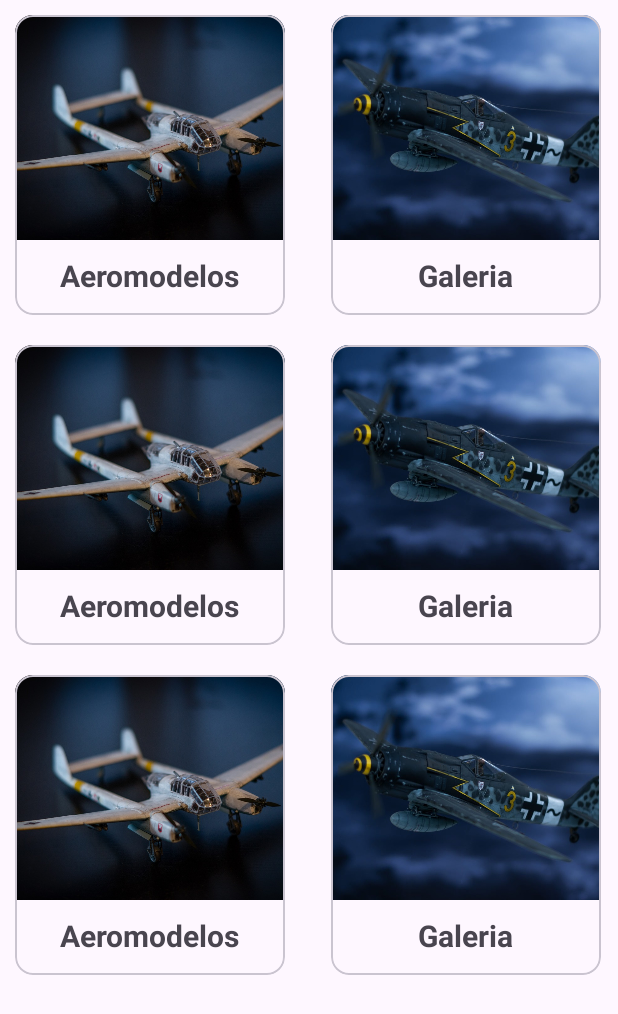
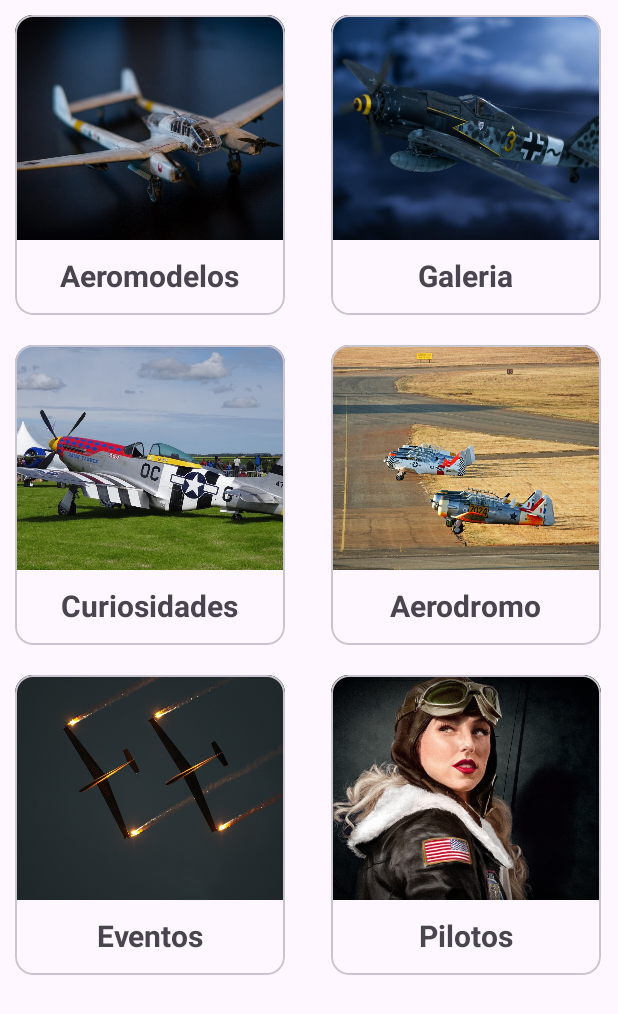
Before and after one commit to luislobo98/MyApp, an Android app: the MenuPrincipalActivity screen opened directly, with no data from a screen before it, on a phone screen of 412 x 824 dp. Shown: the top 1014 px of the screen. Run offline under Robolectric (Android 15) with nearby library versions, the phone set to English and light mode, and no system bars.

Commit message:
galeria2

```diff
--- a/app/src/main/res/layout/menu_principal_layout.xml
+++ b/app/src/main/res/layout/menu_principal_layout.xml
@@ -84,7 +84,7 @@
         android:layout_margin="10dp">
 
         <com.google.android.material.card.MaterialCardView
-            android:id="@+id/cadAeromodelos"
+            android:id="@+id/cadCuriosidades"
             android:layout_width="180dp"
             android:layout_height="200dp"
             android:checkable="true"
@@ -101,21 +101,21 @@
                     android:layout_width="match_parent"
                     android:layout_height="150dp"
                     android:scaleType="centerCrop"
-                    android:src="@drawable/logo" />
+                    android:src="@drawable/curiosidades" />
 
                 <TextView
                     android:layout_width="wrap_content"
                     android:layout_height="wrap_content"
                     android:layout_gravity="center_horizontal"
                     android:layout_margin="10dp"
-                    android:text="Aeromodelos"
+                    android:text="Curiosidades"
                     android:textSize="20sp"
                     android:textStyle="bold" />
             </LinearLayout>
         </com.google.android.material.card.MaterialCardView>
 
         <com.google.android.material.card.MaterialCardView
-            android:id="@+id/cadGaleria"
+            android:id="@+id/cadAerodromo"
             android:layout_width="180dp"
             android:layout_height="200dp"
             android:checkable="true"
@@ -132,14 +132,14 @@
                     android:layout_width="match_parent"
                     android:layout_height="150dp"
                     android:scaleType="centerCrop"
-                    android:src="@drawable/galeria" />
+                    android:src="@drawable/aerodromo" />
 
                 <TextView
                     android:layout_width="wrap_content"
                     android:layout_height="wrap_content"
                     android:layout_gravity="center_horizontal"
                     android:layout_margin="10dp"
-                    android:text="Galeria"
+                    android:text="Aerodromo"
                     android:textSize="20sp"
                     android:textStyle="bold" />
             </LinearLayout>
@@ -154,7 +154,7 @@
         android:layout_margin="10dp">
 
         <com.google.android.material.card.MaterialCardView
-            android:id="@+id/cadAeromodelos"
+            android:id="@+id/cadEventos"
             android:layout_width="180dp"
             android:layout_height="200dp"
             android:checkable="true"
@@ -171,21 +171,21 @@
                     android:layout_width="match_parent"
                     android:layout_height="150dp"
                     android:scaleType="centerCrop"
-                    android:src="@drawable/logo" />
+                    android:src="@drawable/eventos" />
 
                 <TextView
                     android:layout_width="wrap_content"
                     android:layout_height="wrap_content"
                     android:layout_gravity="center_horizontal"
                     android:layout_margin="10dp"
-                    android:text="Aeromodelos"
+                    android:text="Eventos"
                     android:textSize="20sp"
                     android:textStyle="bold" />
             </LinearLayout>
         </com.google.android.material.card.MaterialCardView>
 
         <com.google.android.material.card.MaterialCardView
-            android:id="@+id/cadGaleria"
+            android:id="@+id/cadPilotos"
             android:layout_width="180dp"
             android:layout_height="200dp"
             android:checkable="true"
@@ -202,18 +202,19 @@
                     android:layout_width="match_parent"
                     android:layout_height="150dp"
                     android:scaleType="centerCrop"
-                    android:src="@drawable/galeria" />
+                    android:src="@drawable/pilotos" />
 
                 <TextView
                     android:layout_width="wrap_content"
                     android:layout_height="wrap_content"
                     android:layout_gravity="center_horizontal"
                     android:layout_margin="10dp"
-                    android:text="Galeria"
+                    android:text="Pilotos"
                     android:textSize="20sp"
                     android:textStyle="bold" />
             </LinearLayout>
         </com.google.android.material.card.MaterialCardView>
 
     </LinearLayout>
+
 </LinearLayout>
```
Also changed, not shown: app/src/main/res/drawable/aerodromo.jpg (added), app/src/main/res/drawable/curiosidades.jpg (added), app/src/main/res/drawable/eventos.jpg (added), app/src/main/res/drawable/pilotos.jpg (added).
